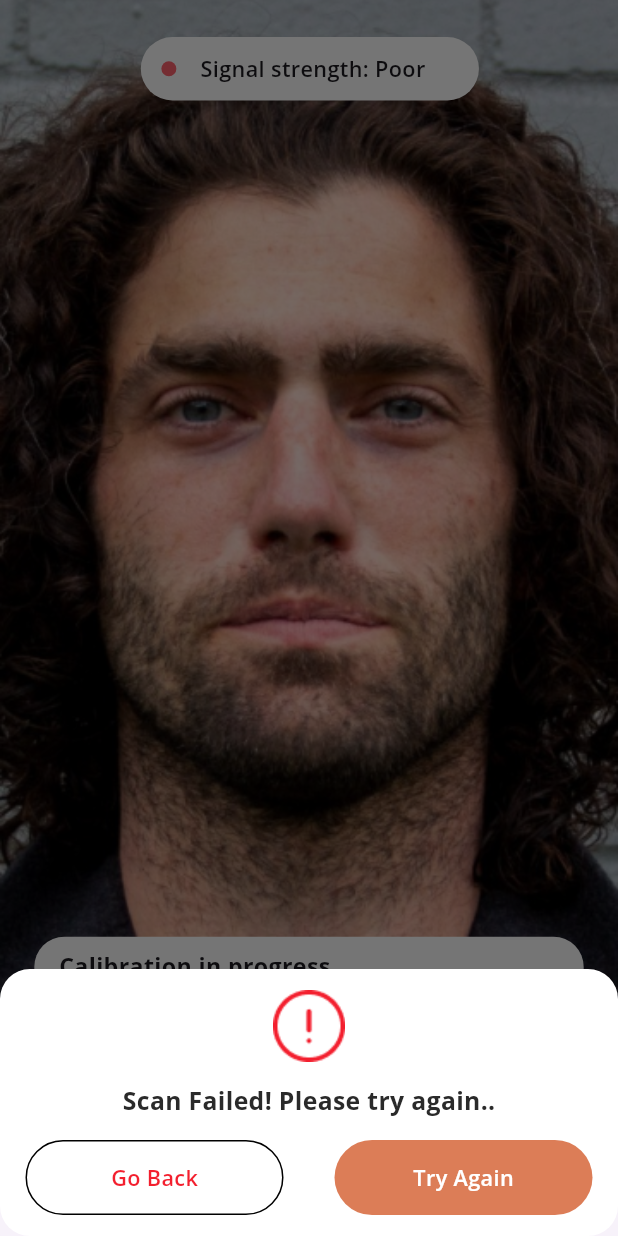
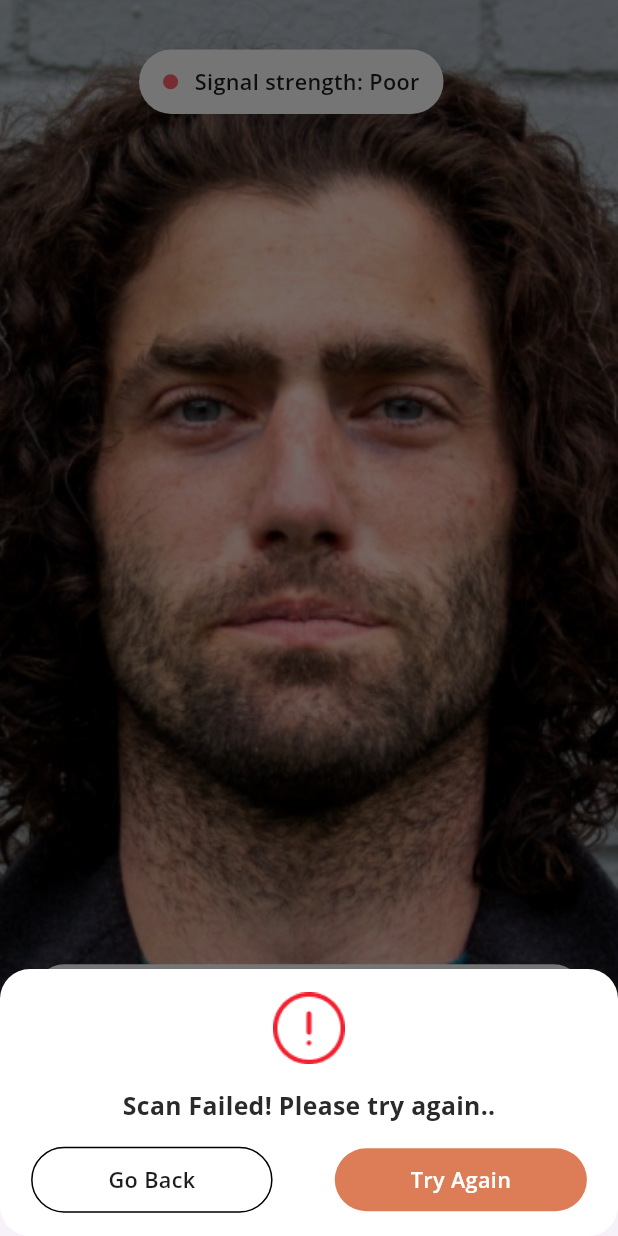
Before and after one commit to asadalpha/Freelance-App, a Flutter app: the ScanScreen screen opened directly, after a tap on "Signal strength: Poor", on a phone screen of 412 x 824 dp. Run offline on Flutter 3.47's test engine with Material 3 defaults, Android fonts, the phone set to English and light mode, and no system bars; our stand-ins replace device_preview, dots_indicator, flutter_screenutil, google_fonts.

Commit message:
more fixes for other screen

```diff
--- a/lib/UI/pages/scan_screen.dart
+++ b/lib/UI/pages/scan_screen.dart
@@ -32,32 +32,29 @@ class _ScanScreenState extends State<ScanScreen> {
         child: Stack(
           children: [
             Positioned(
-              top: 24.h,
-              left: 82.w,
+              top: 32.h,
+              left: 81.w,
               child: GestureDetector(
                 onTap: () {
                   _showModalBottomSheet(context);
                 },
                 child: Container(
-                  height: 41.h,
-                  width: 197.w,
+                  padding: const EdgeInsets.only(
+                      top: 11, right: 16, bottom: 11, left: 16),
                   decoration: BoxDecoration(
                       color: Colors.white,
                       borderRadius: BorderRadius.circular(50)),
                   child: Row(
                     mainAxisAlignment: MainAxisAlignment.start,
                     children: [
-                      SizedBox(
-                        width: 12.w,
-                      ),
-                      CircleAvatar(
+                      Padding(
+                        padding: const EdgeInsets.only(right: 11),
+                        child: CircleAvatar(
                           radius: 5,
                           backgroundColor: isLoading
                               ? const Color(0xff3AC0A0)
                               : const Color(0xffFF616D),
                         ),
-                      SizedBox(
-                        width: 14.w,
                       ),
                       isLoading
                           ? Text(
@@ -77,7 +74,8 @@ class _ScanScreenState extends State<ScanScreen> {
             ),
             Positioned(
               left: 20.w,
-              bottom: 42.w,
+              bottom: 38.h,
+              right: 20.w,
               child: GestureDetector(
                 onTap: () {
                   setState(() {
@@ -85,17 +83,16 @@ class _ScanScreenState extends State<ScanScreen> {
                   });
                 },
                 child: Container(
-                  height: 147.h,
-                  width: 320.w,
+                  width: double.infinity,
                   decoration: BoxDecoration(
                       color: Colors.white,
                       borderRadius: BorderRadius.circular(20)),
-                  child: Stack(
+                  child: Padding(
+                    padding: const EdgeInsets.only(
+                        top: 16, bottom: 16, left: 16, right: 16),
+                    child: Column(
                       children: [
-                      Positioned(
-                        top: w * 0.02,
-                        left: w * 0.04,
-                        child: isLoading
+                        isLoading
                             ? Row(
                                 children: [
                                   SizedBox(
@@ -120,36 +117,37 @@ class _ScanScreenState extends State<ScanScreen> {
                                   Text(
                                     "Calibration in progress....",
                                     style: GoogleFonts.openSans(
+                                        color: Color(0xFF2A2A2A),
                                         fontSize: 15.sp,
-                                        fontWeight: FontWeight.bold),
+                                        fontWeight: FontWeight.w700),
                                   ),
                                 ],
                               ),
-                      ),
-                      Positioned(
-                        top: w * 0.08,
-                        left: w * 0.04,
-                        child: SizedBox(
+                        SizedBox(
                           width: w * 0.8,
                           child: Text(
                             "During the measurement, please do not speak or move..",
                             style: GoogleFonts.openSans(
-                                fontSize: 15.sp, fontWeight: FontWeight.w400),
+                                color: Color(0xB2213D68),
+                                fontSize: 15.sp,
+                                fontWeight: FontWeight.w400),
                           ),
                         ),
-                      ),
-                      Positioned(
-                        top: w * 0.24,
-                        left: w * 0.5,
-                        child: GestureDetector(
+                        Row(
+                          mainAxisAlignment: MainAxisAlignment.end,
+                          children: [
+                            GestureDetector(
                               onTap: () {
                                 setState(() {
                                   isLoading = false;
                                 });
                               },
                               child: Container(
-                            height: h * 0.055,
-                            width: w * 0.3,
+                                padding: const EdgeInsets.only(
+                                    left: 16,
+                                    top: 10.5,
+                                    right: 16,
+                                    bottom: 10.5),
                                 decoration: BoxDecoration(
                                     border: Border.all(width: 1),
                                     borderRadius: BorderRadius.circular(30)),
@@ -164,8 +162,10 @@ class _ScanScreenState extends State<ScanScreen> {
                                 ),
                               ),
                             ),
+                          ],
                         ),
                       ],
+                    ),
                   ),
                 ),
               ),
@@ -178,8 +178,6 @@ class _ScanScreenState extends State<ScanScreen> {
 }
 
 void _showModalBottomSheet(BuildContext context) {
-  var h = MediaQuery.of(context).size.height;
-  var w = MediaQuery.of(context).size.width;
   showModalBottomSheet(
     context: context,
     builder: (BuildContext context) {
@@ -197,7 +195,7 @@ void _showModalBottomSheet(BuildContext context) {
             Text(
               "Scan Failed! Please try again..",
               style: GoogleFonts.openSans(
-                  color: const Color(0xff2A2A2A),
+                  color: Color(0xFF2A2A2A),
                   fontSize: 16.sp,
                   fontWeight: FontWeight.bold),
             ),
@@ -205,8 +203,8 @@ void _showModalBottomSheet(BuildContext context) {
               mainAxisAlignment: MainAxisAlignment.spaceAround,
               children: [
                 Container(
-                  height: 50,
-                  width: 172,
+                  padding: const EdgeInsets.only(
+                      left: 50.5, top: 10.5, right: 50.5, bottom: 10.5),
                   decoration: BoxDecoration(
                       border: Border.all(width: 1),
                       borderRadius: BorderRadius.circular(30)),
@@ -214,9 +212,7 @@ void _showModalBottomSheet(BuildContext context) {
                     child: Text(
                       "Go Back",
                       style: GoogleFonts.openSans(
-                          color: const Color(0xffF31F2E),
-                          fontSize: 14.sp,
-                          fontWeight: FontWeight.w600),
+                          fontSize: 14.sp, fontWeight: FontWeight.w600),
                     ),
                   ),
                 ),
@@ -225,8 +221,8 @@ void _showModalBottomSheet(BuildContext context) {
                     _showModalSheetForAnalysingData(context);
                   },
                   child: Container(
-                    height: 50,
-                    width: 172,
+                    padding: const EdgeInsets.only(
+                        left: 50.5, top: 10.5, right: 50.5, bottom: 10.5),
                     decoration: BoxDecoration(
                         color: const Color(0xffDC7D57),
                         borderRadius: BorderRadius.circular(30)),
@@ -251,8 +247,6 @@ void _showModalBottomSheet(BuildContext context) {
 }
 
 void _showModalSheetForAnalysingData(BuildContext context) {
-  var h = MediaQuery.of(context).size.height;
-  var w = MediaQuery.of(context).size.width;
   showModalBottomSheet(
     context: context,
     builder: (BuildContext context) {
@@ -270,19 +264,16 @@ void _showModalSheetForAnalysingData(BuildContext context) {
             Text(
               "Analysing Data",
               style: GoogleFonts.openSans(
-                  color: const Color(0xff2A2A2A),
-                  fontSize: 24.sp,
-                  fontWeight: FontWeight.bold),
+                  fontSize: 24.sp, fontWeight: FontWeight.bold),
             ),
-            SizedBox(
-              width: w,
+            Padding(
+              padding: const EdgeInsets.only(
+                  left: 45, right: 45, top: 0, bottom: 32.6),
               child: Text(
                 "Hold tight, the measurement\nresults are on the way",
                 textAlign: TextAlign.center,
                 style: GoogleFonts.openSans(
-                    color: const Color(0xff2A2A2A),
-                    fontSize: 20.sp,
-                    fontWeight: FontWeight.bold),
+                    fontSize: 20.sp, fontWeight: FontWeight.w400),
               ),
             ),
           ],
--- a/lib/main.dart
+++ b/lib/main.dart
@@ -27,13 +27,12 @@ class MyApp extends StatelessWidget {
         return MaterialApp(
           debugShowCheckedModeBanner: false,
           title: 'First Method',
-          theme: ThemeData(
-
-          ),
+          theme: ThemeData(),
           home: child,
         );
       },
-      child: const AuthScreen(),
+      //child: const AuthScreen(),
+      child: ScanScreen(),
     );
   }
 }
```
Lines whose indentation alone changed are shown as unchanged.
